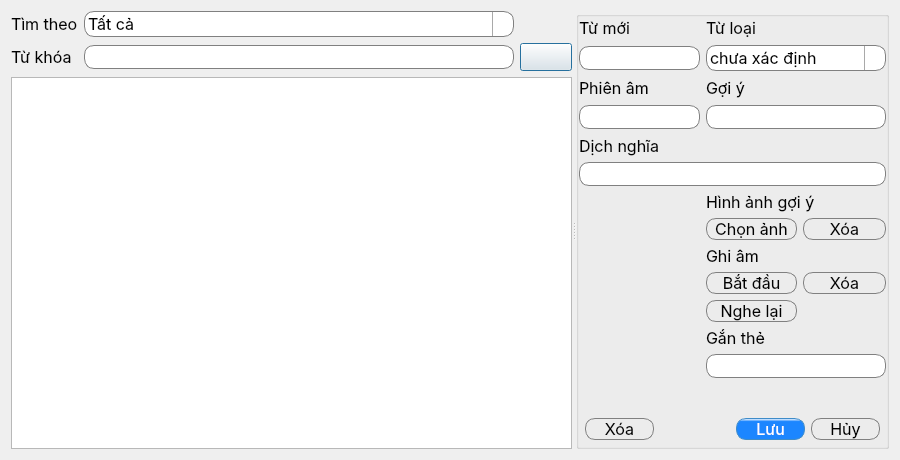
Before: the Qt Designer form interface/form/browser.ui in deserteagle735/memento, drawn with Qt 5.
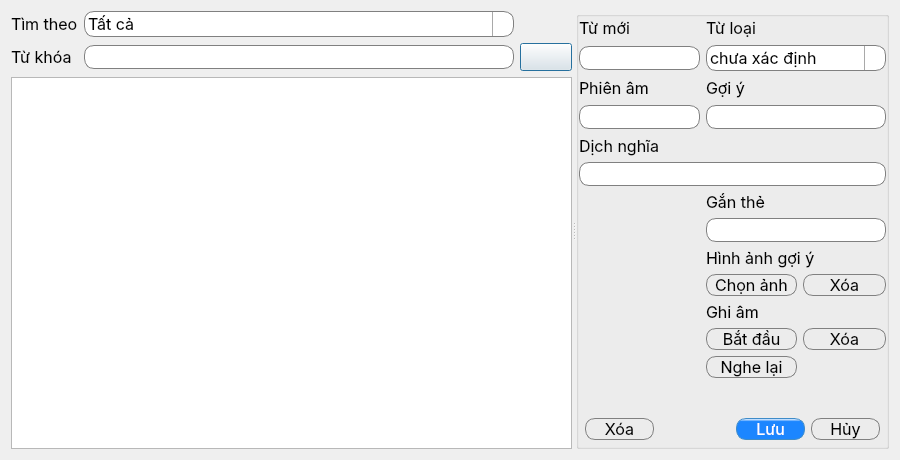
After: the same form once the commit is applied. Icons and pictures are not drawn.

What changed in the file:
```diff
--- a/interface/form/browser.ui
+++ b/interface/form/browser.ui
@@ -350,52 +350,48 @@
          </item>
          <item row="7" column="1">
           <layout class="QGridLayout" name="gridLayout_12">
-           <item row="5" column="1">
-            <widget class="QWidget" name="widget_12" native="true">
-             <widget class="QLabel" name="label_53">
-              <property name="enabled">
-               <bool>false</bool>
-              </property>
-              <property name="geometry">
-               <rect>
-                <x>0</x>
-                <y>0</y>
-                <width>31</width>
-                <height>31</height>
-               </rect>
-              </property>
-              <property name="text">
-               <string/>
-              </property>
-              <property name="pixmap">
-               <pixmap>../resource/speaker.png</pixmap>
-              </property>
-             </widget>
-            </widget>
-           </item>
-           <item row="1" column="1">
-            <widget class="QPushButton" name="button_delete_picture">
+           <item row="1" column="0" colspan="2">
+            <widget class="QLineEdit" name="text_tag">
              <property name="styleSheet">
-              <string notr="true">QPushButton{border-radius:10px;
+              <string notr="true">QLineEdit{
+border-radius:10px;
 border:1px solid gray;
 padding: 0 8px;
-background-color: qlineargradient(x1: 0, y1: 0, x2: 0, y2: 1,
-                                      stop: 0 #f6f7fa, stop: 1 #dadbde);
 }
 
-QPushButton:focus{
-border: 1px solid #006080;
+QLineEdit:focus
+{
+    border: 1px solid #006080;
 }</string>
              </property>
-             <property name="text">
-              <string>Xóa</string>
-             </property>
-             <property name="autoDefault">
-              <bool>true</bool>
-             </property>
             </widget>
            </item>
+           <item row="8" column="1">
+            <widget class="QWidget" name="widget_12" native="true"/>
+           </item>
            <item row="4" column="1">
+            <widget class="QPushButton" name="button_delete_picture">
+             <property name="styleSheet">
+              <string notr="true">QPushButton{border-radius:10px;
+border:1px solid gray;
+padding: 0 8px;
+background-color: qlineargradient(x1: 0, y1: 0, x2: 0, y2: 1,
+                                      stop: 0 #f6f7fa, stop: 1 #dadbde);
+}
+
+QPushButton:focus{
+border: 1px solid #006080;
+}</string>
+             </property>
+             <property name="text">
+              <string>Xóa</string>
+             </property>
+             <property name="autoDefault">
+              <bool>true</bool>
+             </property>
+            </widget>
+           </item>
+           <item row="7" column="1">
             <widget class="QPushButton" name="button_delete_record">
              <property name="styleSheet">
               <string notr="true">QPushButton{border-radius:10px;
@@ -417,7 +413,7 @@
              </property>
             </widget>
            </item>
-           <item row="4" column="0">
+           <item row="7" column="0">
             <widget class="QPushButton" name="button_record">
              <property name="styleSheet">
               <string notr="true">QPushButton{border-radius:10px;
@@ -439,7 +435,7 @@
              </property>
             </widget>
            </item>
-           <item row="5" column="0">
+           <item row="8" column="0">
             <widget class="QPushButton" name="button_play_record">
              <property name="styleSheet">
               <string notr="true">QPushButton{border-radius:10px;
@@ -461,7 +457,7 @@
              </property>
             </widget>
            </item>
-           <item row="3" column="0">
+           <item row="6" column="0">
             <widget class="QLabel" name="label_52">
              <property name="text">
               <string>Ghi âm</string>
@@ -471,23 +467,7 @@
              </property>
             </widget>
            </item>
-           <item row="7" column="0" colspan="2">
-            <widget class="QLineEdit" name="text_tag">
-             <property name="styleSheet">
-              <string notr="true">QLineEdit{
-border-radius:10px;
-border:1px solid gray;
-padding: 0 8px;
-}
-
-QLineEdit:focus
-{
-    border: 1px solid #006080;
-}</string>
-             </property>
-            </widget>
-           </item>
-           <item row="0" column="0" colspan="2">
+           <item row="2" column="0" colspan="2">
             <widget class="QLabel" name="label_51">
              <property name="text">
               <string>Hình ảnh gợi ý</string>
@@ -497,7 +477,35 @@
              </property>
             </widget>
            </item>
-           <item row="6" column="0" colspan="2">
+           <item row="4" column="0">
+            <widget class="QPushButton" name="button_choose_picture">
+             <property name="toolTip">
+              <string>Ctrl+O</string>
+             </property>
+             <property name="styleSheet">
+              <string notr="true">QPushButton{border-radius:10px;
+border:1px solid gray;
+padding: 0 8px;
+background-color: qlineargradient(x1: 0, y1: 0, x2: 0, y2: 1,
+                                      stop: 0 #f6f7fa, stop: 1 #dadbde);
+}
+
+QPushButton:focus{
+border: 1px solid #006080;
+}</string>
+             </property>
+             <property name="text">
+              <string>Chọn ảnh</string>
+             </property>
+             <property name="shortcut">
+              <string>Ctrl+O</string>
+             </property>
+             <property name="autoDefault">
+              <bool>true</bool>
+             </property>
+            </widget>
+           </item>
+           <item row="0" column="0">
             <widget class="QLabel" name="label_54">
              <property name="text">
               <string>Gắn thẻ</string>
@@ -507,28 +515,6 @@
              </property>
             </widget>
            </item>
-           <item row="1" column="0">
-            <widget class="QPushButton" name="button_choose_picture">
-             <property name="styleSheet">
-              <string notr="true">QPushButton{border-radius:10px;
-border:1px solid gray;
-padding: 0 8px;
-background-color: qlineargradient(x1: 0, y1: 0, x2: 0, y2: 1,
-                                      stop: 0 #f6f7fa, stop: 1 #dadbde);
-}
-
-QPushButton:focus{
-border: 1px solid #006080;
-}</string>
-             </property>
-             <property name="text">
-              <string>Chọn ảnh</string>
-             </property>
-             <property name="autoDefault">
-              <bool>true</bool>
-             </property>
-            </widget>
-           </item>
           </layout>
          </item>
          <item row="0" column="1">
```
Left out of the diff: 36 changed lines with no effect on the pictures.
